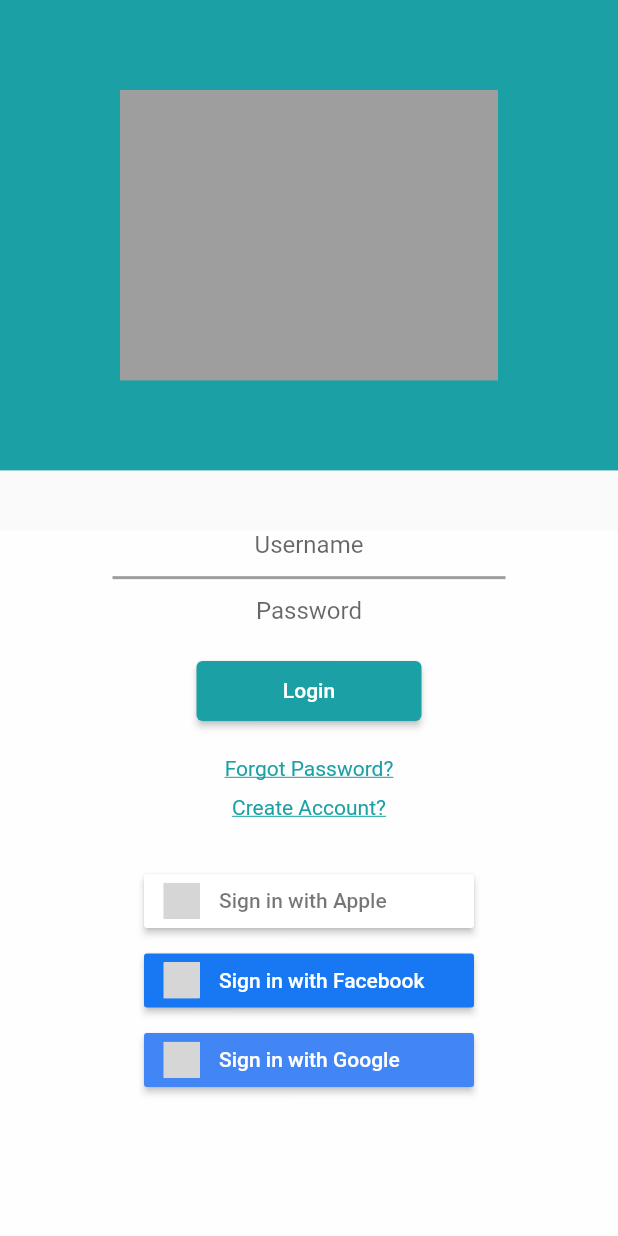
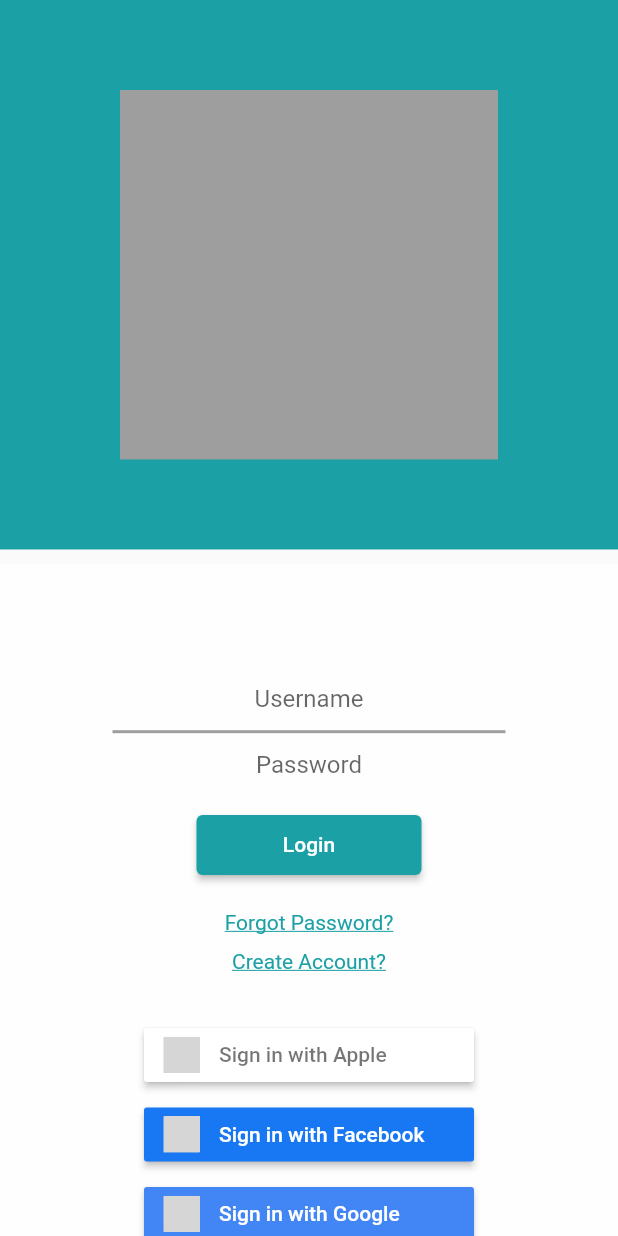
Before and after one commit to Uzairkhan98/Task-1, a Flutter app: the screen it shows after launch, on a phone screen of 412 x 824 dp. Run offline on Flutter 3.47's test engine with Material 2 defaults, Android fonts, the phone set to English and light mode, and no system bars; our stand-ins replace flutter_signin_button; grey boxes are pictures that could not be loaded.

Commit message:
minor UI improvements in sigin form

```diff
--- a/lib/main.dart
+++ b/lib/main.dart
@@ -21,20 +21,22 @@ class _HomeState extends State<Home> {
       body: Column(
         children: <Widget>[
           Expanded(
-            flex: 4,
+            flex: 45,
             child: Container(
               color: const Color(0xff1ba1a5),
-              padding: EdgeInsets.symmetric(horizontal: 80, vertical: 60),
-              child: Container(
-                color: Colors.grey,
+              padding: const EdgeInsets.symmetric(horizontal: 80, vertical: 60),
+              child: SafeArea(
+                child: Container(
+                  color: Colors.grey,
+                ),
               ),
             ),
           ),
-          SizedBox(
-            height: 40,
+          const SizedBox(
+            height: 10,
             ),
           Expanded(
-            flex: 6,
+            flex: 55,
             child: Container(
               color: Colors.white70,
               child: Center(
@@ -42,6 +44,9 @@ class _HomeState extends State<Home> {
                   padding: const EdgeInsets.fromLTRB(40,0,40,0),
                   child: Column(
                     children: <Widget>[
+                      const SizedBox(
+                        height: 80,
+                      ),
                       const TextField(
                         textAlign: TextAlign.center,
                         decoration: InputDecoration.collapsed(
@@ -72,7 +77,7 @@ class _HomeState extends State<Home> {
                           child: const Text ('Login'),
                           style: ElevatedButton.styleFrom(
                             primary: const Color(0xff1ba1a5),
-                            minimumSize: Size(150, 40)
+                            minimumSize: const Size(150, 40)
                           ),
                         ),
                       ),
```
